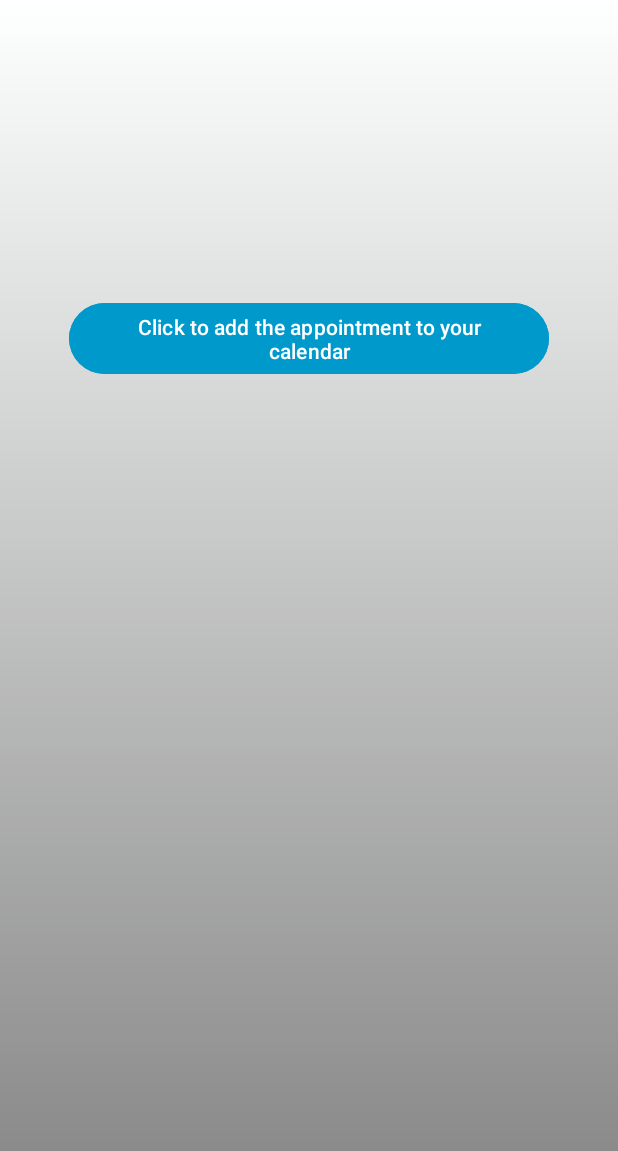
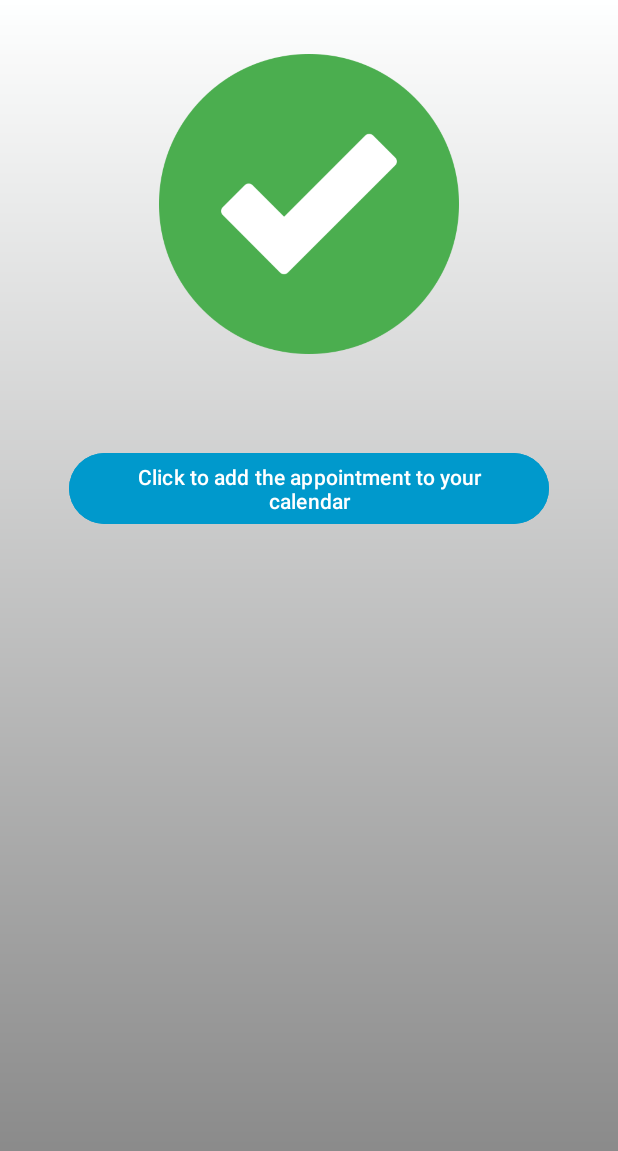
Before and after one commit to tamir303/DoctorMaster, an Android app: the layout activity_appointment_complete.xml on its own in the app's theme, with its tools: preview values and no code run, on a phone screen of 412 x 824 dp. Shown: the top 1151 px of the screen. Run offline under Robolectric (Android 15) with nearby library versions, the phone set to English and light mode, and no system bars.

Commit message:
add checkmark

```diff
--- /dev/null
+++ b/app/src/main/res/drawable/checkmark_ic.xml
@@ -0,0 +1,11 @@
+<?xml version="1.0" encoding="utf-8"?>
+<layer-list xmlns:android="http://schemas.android.com/apk/res/android">
+
+    <item
+        android:drawable="@drawable/checkmark"
+        android:gravity="center"
+        android:width="200dp"
+        android:height="200dp"
+        />
+
+</layer-list>
--- a/app/src/main/res/layout/activity_appointment_complete.xml
+++ b/app/src/main/res/layout/activity_appointment_complete.xml
@@ -8,10 +8,11 @@
     <!-- Checkmark icon -->
     <ImageView
         android:id="@+id/checkmarkIcon"
-        android:layout_width="100dp"
-        android:layout_height="100dp"
+        android:layout_width="200dp"
+        android:layout_height="200dp"
         android:layout_centerHorizontal="true"
-        android:layout_marginTop="20dp" />
+        android:layout_marginTop="20dp"
+        android:src="@drawable/checkmark_ic"/>
 
     <!-- Appointment details -->
     <TextView
```
Also changed, not shown: app/src/main/res/drawable/checkmark.png (added).
